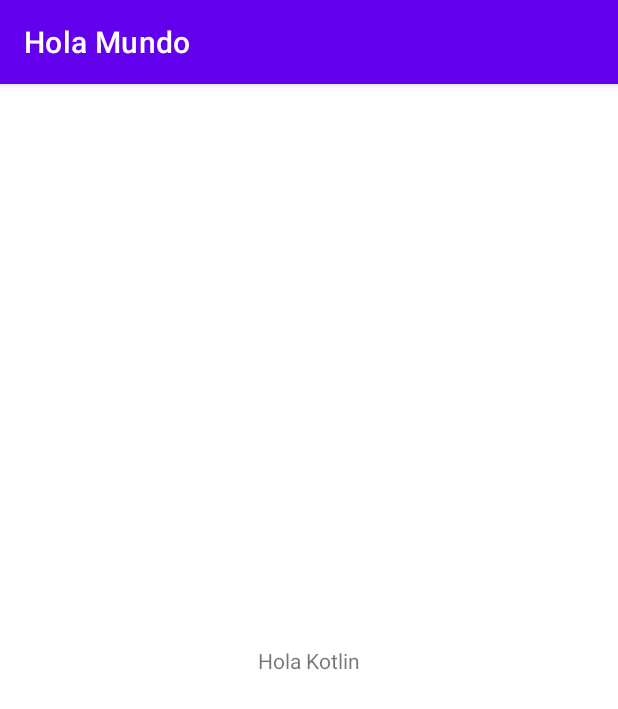
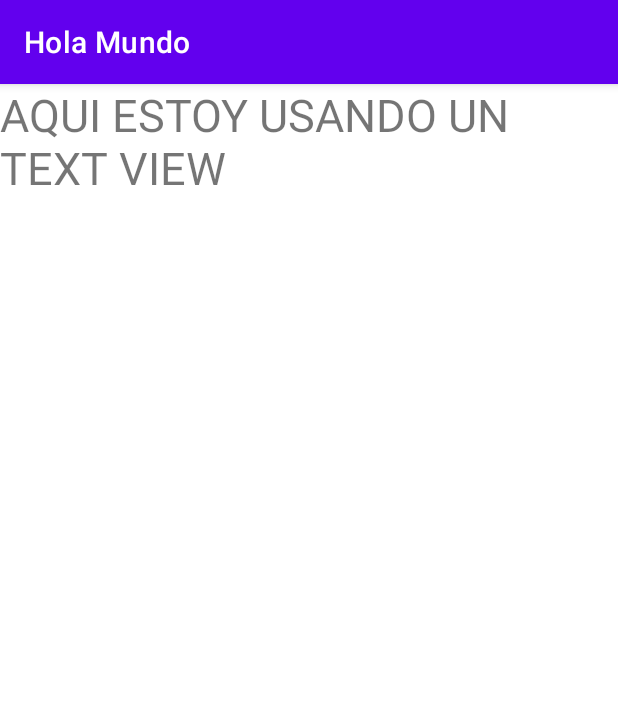
Before and after one commit to imarcaos/Curso-de-Kotlin-Edutin, an Android app: the screen it shows after launch (MainActivity), on a phone screen of 412 x 824 dp. Shown: the top 709 px of the screen. Run offline under Robolectric (Android 15) with nearby library versions, the phone set to English and light mode, and no system bars.

Commit message:
Android Studio and Kotlin - TextView pt1

```diff
--- a/HolaMundo/app/src/main/java/com/inxinet/holamundo/MainActivity.kt
+++ b/HolaMundo/app/src/main/java/com/inxinet/holamundo/MainActivity.kt
@@ -9,8 +9,8 @@ class MainActivity : AppCompatActivity() {
         super.onCreate(savedInstanceState)
         setContentView(R.layout.activity_main)
 
-        val textView = findViewById<TextView>(R.id.texto_hola)
+        val textoBueno = findViewById<TextView>(R.id.texto_bueno)
 
-        textView.text = "Hola Kotlin"
+        textoBueno.text = "AQUI ESTOY USANDO UN TEXT VIEW"
     }
 }
--- a/HolaMundo/app/src/main/res/layout/activity_main.xml
+++ b/HolaMundo/app/src/main/res/layout/activity_main.xml
@@ -8,13 +8,9 @@
         tools:context=".MainActivity">
 
     <TextView
-        android:id="@+id/texto_hola"
+        android:id="@+id/texto_bueno"
         android:layout_width="wrap_content"
         android:layout_height="wrap_content"
-        android:text="Hello World!"
-        app:layout_constraintBottom_toBottomOf="parent"
-        app:layout_constraintEnd_toEndOf="parent"
-        app:layout_constraintStart_toStartOf="parent"
-        app:layout_constraintTop_toTopOf="parent" />
-
+        android:text="TextView"
+        android:textSize="30sp" />
 </androidx.constraintlayout.widget.ConstraintLayout>
--- a/HolaMundo/build.gradle
+++ b/HolaMundo/build.gradle
@@ -1,7 +1,7 @@
 // Top-level build file where you can add configuration options common to all sub-projects/modules.
 plugins {
-    id 'com.android.application' version '7.2.0' apply false
-    id 'com.android.library' version '7.2.0' apply false
+    id 'com.android.application' version '7.3.0' apply false
+    id 'com.android.library' version '7.3.0' apply false
     id 'org.jetbrains.kotlin.android' version '1.7.21' apply false
 }
 
```
Also changed, not shown: HolaMundo/gradle/wrapper/gradle-wrapper.properties.
